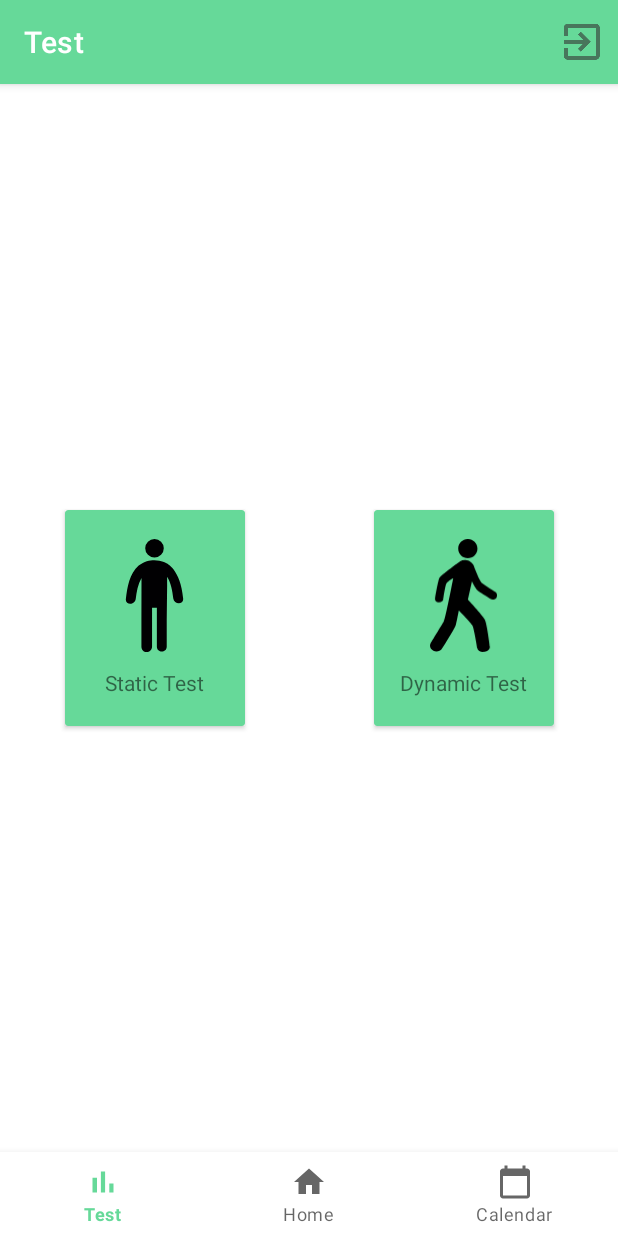
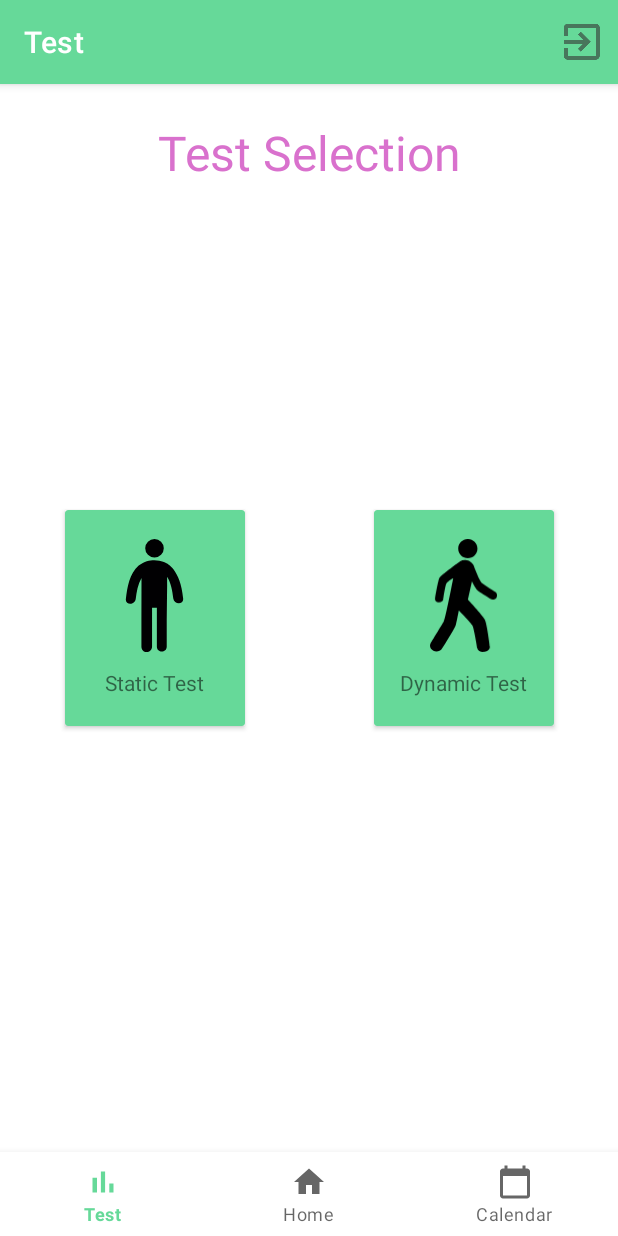
Before and after one commit to ece1778-2021/Dynasway_Concussion, an Android app: the TestsSelectionFragment screen opened through its navigation route, on a phone screen of 412 x 824 dp. Run offline under Robolectric (Android 15) with nearby library versions, the phone set to English and light mode, and no system bars; our stand-ins replace Firebase (no records; nobody signed in at launch, a user with empty details on screens opened directly), Picasso, navigation-ui; pictures from the network do not load; Roboto replaces fonts that are not available here.

Commit message:
Added heading to test selection

```diff
--- a/app/src/main/AndroidManifest.xml
+++ b/app/src/main/AndroidManifest.xml
@@ -43,5 +43,4 @@
             android:name="preloaded_fonts"
             android:resource="@array/preloaded_fonts" />
     </application>
-
 </manifest>
--- a/app/src/main/res/layout/fragment_tests_selection.xml
+++ b/app/src/main/res/layout/fragment_tests_selection.xml
@@ -82,4 +82,16 @@
         android:orientation="vertical"
         app:layout_constraintGuide_percent="0.5" />
 
+    <TextView
+        android:id="@+id/textView3"
+        android:layout_width="wrap_content"
+        android:layout_height="wrap_content"
+        android:layout_marginTop="24dp"
+        android:text="Test Selection"
+        android:textColor="@color/main_pink"
+        android:textSize="32sp"
+        app:layout_constraintEnd_toEndOf="parent"
+        app:layout_constraintStart_toStartOf="parent"
+        app:layout_constraintTop_toTopOf="parent" />
+
 </androidx.constraintlayout.widget.ConstraintLayout>
```
Also changed, not shown: app/src/main/java/com/example/dynaswayconcussion/ui/tests/TestsSelectionFragment.java (+0 -1 lines).
